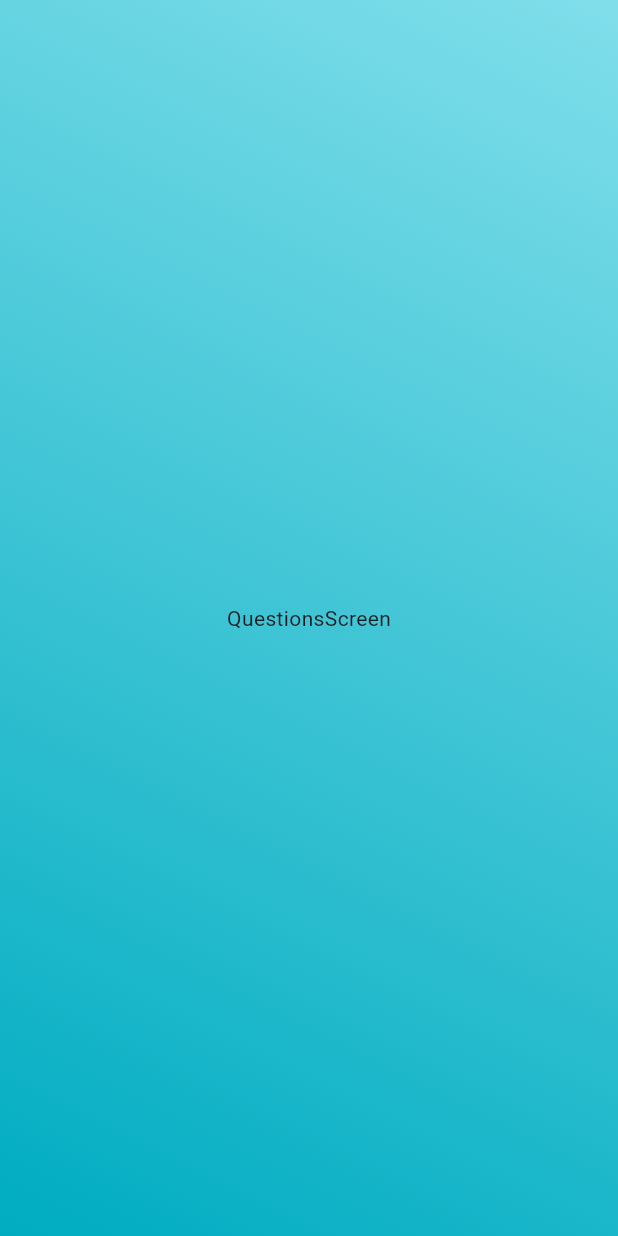
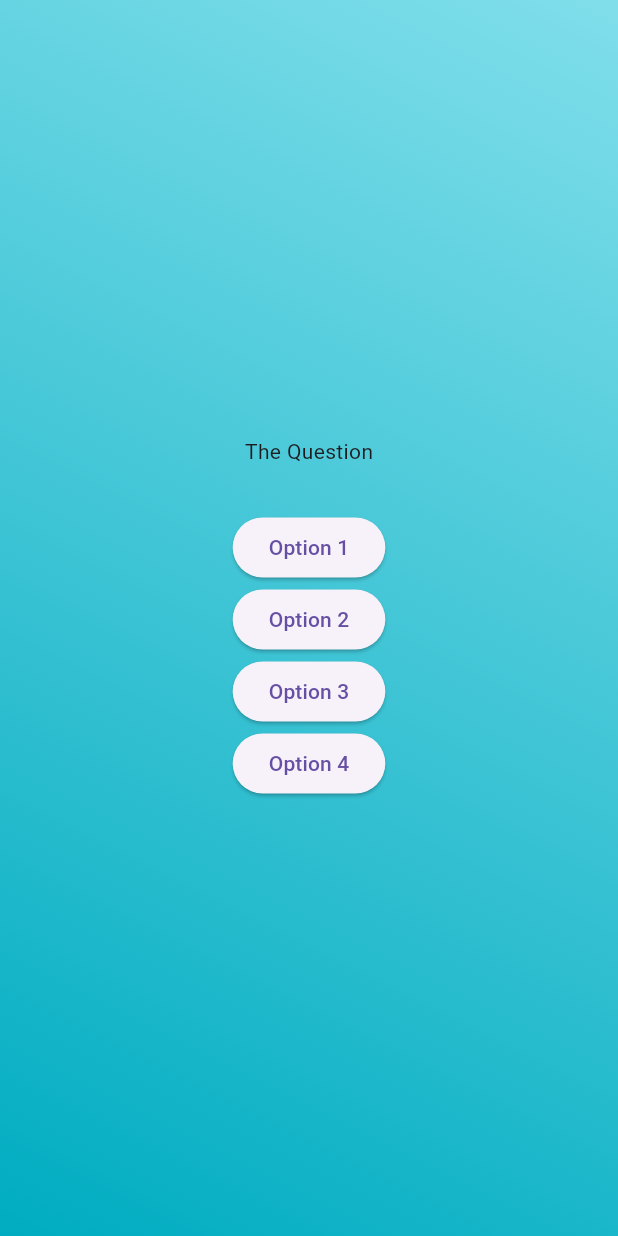
Before and after one commit to eacardenase/flutter_quizzy, a Flutter app: the screen it shows after launch, after a tap on "Start Quiz", on a phone screen of 412 x 824 dp. Run offline on Flutter 3.47's test engine with Material 3 defaults, Android fonts, the phone set to English and light mode, and no system bars.

Commit message:
feat: add questions screen mockup

```diff
--- a/lib/screens/questions_screen.dart
+++ b/lib/screens/questions_screen.dart
@@ -10,9 +10,40 @@ class QuestionsScreen extends StatefulWidget {
 class _QuestionsScreenState extends State<QuestionsScreen> {
   @override
   Widget build(BuildContext context) {
-    return const Center(
-      child: Text(
-        "QuestionsScreen",
+    return SizedBox(
+      width: double.infinity,
+      child: Column(
+        mainAxisAlignment: MainAxisAlignment.center,
+        children: [
+          const Text(
+            "The Question",
+          ),
+          const SizedBox(height: 30),
+          ElevatedButton(
+            onPressed: () {},
+            child: const Text(
+              "Option 1",
+            ),
+          ),
+          ElevatedButton(
+            onPressed: () {},
+            child: const Text(
+              "Option 2",
+            ),
+          ),
+          ElevatedButton(
+            onPressed: () {},
+            child: const Text(
+              "Option 3",
+            ),
+          ),
+          ElevatedButton(
+            onPressed: () {},
+            child: const Text(
+              "Option 4",
+            ),
+          ),
+        ],
       ),
     );
   }
```
